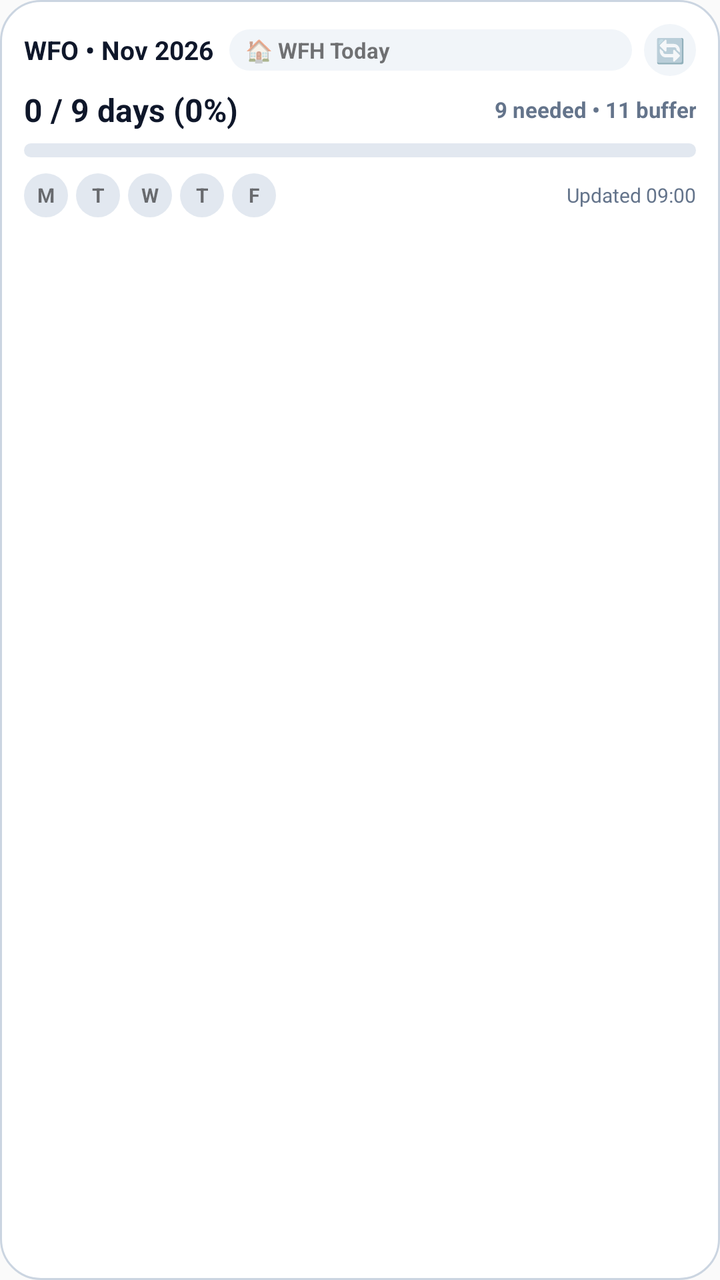
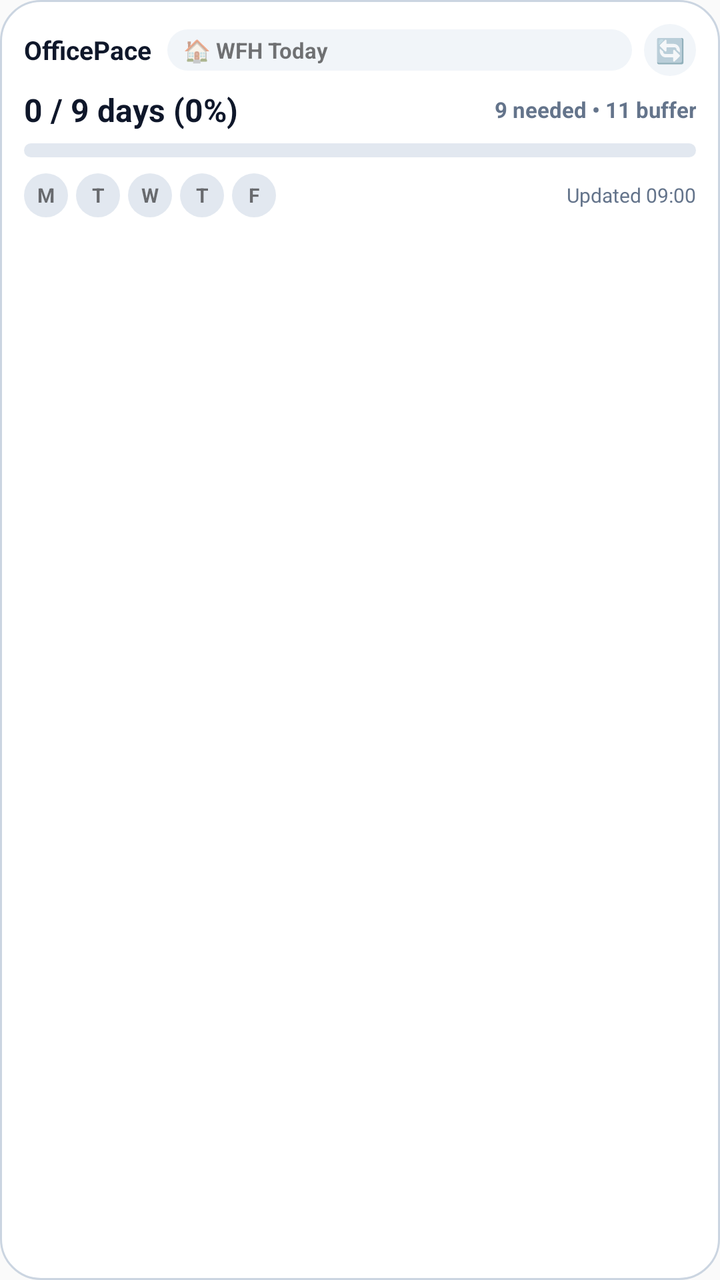

Compare the two renders of this Android layout. The source of the first and the diff that turns it into the second are given below.
<!-- AndroidManifest.xml: application theme Theme.AppCompat.DayNight.NoActionBar -->
<!-- res/layout/wfo_widget.xml -->
<?xml version="1.0" encoding="utf-8"?>
<LinearLayout xmlns:android="http://schemas.android.com/apk/res/android"
    android:id="@+id/widget_root_container"
    android:layout_width="match_parent"
    android:layout_height="wrap_content"
    android:background="@drawable/widget_card_bg"
    android:orientation="vertical"
    android:padding="12dp">

    
    <LinearLayout
        android:layout_width="match_parent"
        android:layout_height="wrap_content"
        android:gravity="center_vertical"
        android:orientation="horizontal">

        <TextView
            android:id="@+id/widget_month_title"
            android:layout_width="wrap_content"
            android:layout_height="wrap_content"
            android:maxLines="1"
            android:text="WFO • Nov 2026"
            android:textColor="@color/widget_text_primary"
            android:textSize="13sp"
            android:textStyle="bold" />

        <TextView
            android:id="@+id/widget_status_pill"
            android:layout_width="0dp"
            android:layout_height="wrap_content"
            android:layout_marginStart="8dp"
            android:layout_marginEnd="6dp"
            android:layout_weight="1"
            android:background="@drawable/widget_pill_neutral"
            android:ellipsize="end"
            android:maxLines="1"
            android:paddingStart="8dp"
            android:paddingTop="3dp"
            android:paddingEnd="8dp"
            android:paddingBottom="3dp"
            android:text="🏠 WFH Today"
            android:textSize="11sp"
            android:textStyle="bold" />

        <TextView
            android:id="@+id/widget_refresh_btn"
            android:layout_width="26dp"
            android:layout_height="26dp"
            android:background="@drawable/widget_pill_neutral"
            android:gravity="center"
            android:text="🔄"
            android:textSize="12sp" />
    </LinearLayout>

    
    <TextView
        android:id="@+id/widget_source_detail"
        android:layout_width="match_parent"
        android:layout_height="wrap_content"
        android:layout_marginTop="4dp"
        android:ellipsize="end"
        android:maxLines="1"
        android:textColor="@color/widget_text_secondary"
        android:textSize="11sp"
        android:visibility="gone" />

    
    <LinearLayout
        android:layout_width="match_parent"
        android:layout_height="wrap_content"
        android:layout_marginTop="6dp"
        android:gravity="center_vertical"
        android:orientation="horizontal">

        <TextView
            android:id="@+id/widget_hero_ratio"
            android:layout_width="wrap_content"
            android:layout_height="wrap_content"
            android:maxLines="1"
            android:text="0 / 9 days (0%)"
            android:textColor="@color/widget_text_primary"
            android:textSize="16sp"
            android:textStyle="bold" />

        <TextView
            android:id="@+id/widget_pace_text"
            android:layout_width="0dp"
            android:layout_height="wrap_content"
            android:layout_marginStart="8dp"
            android:layout_weight="1"
            android:ellipsize="end"
            android:gravity="end"
            android:maxLines="1"
            android:text="9 needed • 11 buffer"
            android:textColor="@color/widget_text_secondary"
            android:textSize="11sp"
            android:textStyle="bold" />
    </LinearLayout>

    
    <ProgressBar
        android:id="@+id/widget_progress_bar"
        style="?android:attr/progressBarStyleHorizontal"
        android:layout_width="match_parent"
        android:layout_height="7dp"
        android:layout_marginTop="6dp"
        android:max="9"
        android:progress="0"
        android:progressDrawable="@drawable/widget_progress_drawable" />

    
    <LinearLayout
        android:layout_width="match_parent"
        android:layout_height="wrap_content"
        android:layout_marginTop="8dp"
        android:gravity="center_vertical"
        android:orientation="horizontal">

        <TextView
            android:id="@+id/widget_day_mon"
            android:layout_width="22dp"
            android:layout_height="22dp"
            android:layout_marginEnd="4dp"
            android:background="@drawable/widget_day_none"
            android:gravity="center"
            android:text="M"
            android:textSize="10sp"
            android:textStyle="bold" />

        <TextView
            android:id="@+id/widget_day_tue"
            android:layout_width="22dp"
            android:layout_height="22dp"
            android:layout_marginEnd="4dp"
            android:background="@drawable/widget_day_none"
            android:gravity="center"
            android:text="T"
            android:textSize="10sp"
            android:textStyle="bold" />

        <TextView
            android:id="@+id/widget_day_wed"
            android:layout_width="22dp"
            android:layout_height="22dp"
            android:layout_marginEnd="4dp"
            android:background="@drawable/widget_day_none"
            android:gravity="center"
            android:text="W"
            android:textSize="10sp"
            android:textStyle="bold" />

        <TextView
            android:id="@+id/widget_day_thu"
            android:layout_width="22dp"
            android:layout_height="22dp"
            android:layout_marginEnd="4dp"
            android:background="@drawable/widget_day_none"
            android:gravity="center"
            android:text="T"
            android:textSize="10sp"
            android:textStyle="bold" />

        <TextView
            android:id="@+id/widget_day_fri"
            android:layout_width="22dp"
            android:layout_height="22dp"
            android:background="@drawable/widget_day_none"
            android:gravity="center"
            android:text="F"
            android:textSize="10sp"
            android:textStyle="bold" />

        <TextView
            android:id="@+id/widget_updated_time"
            android:layout_width="0dp"
            android:layout_height="wrap_content"
            android:layout_marginStart="6dp"
            android:layout_weight="1"
            android:ellipsize="end"
            android:gravity="end"
            android:maxLines="1"
            android:text="Updated 09:00"
            android:textColor="@color/widget_text_secondary"
            android:textSize="10sp" />
    </LinearLayout>
</LinearLayout>
<!-- resources referenced by this layout -->
<resources>
  <color name="widget_text_primary">#0F172A</color>
  <color name="widget_text_secondary">#64748B</color>
  <!-- drawable widget_card_bg (drawable) -->
  <?xml version="1.0" encoding="utf-8"?>
  <shape xmlns:android="http://schemas.android.com/apk/res/android" android:shape="rectangle">
      <solid android:color="@color/widget_bg" />
      <stroke android:width="1dp" android:color="@color/widget_border" />
      <corners android:radius="20dp" />
  </shape>
  <!-- drawable widget_day_none (drawable) -->
  <?xml version="1.0" encoding="utf-8"?>
  <shape xmlns:android="http://schemas.android.com/apk/res/android" android:shape="oval">
      <solid android:color="#E2E8F0" />
  </shape>
  <!-- drawable widget_pill_neutral (drawable) -->
  <?xml version="1.0" encoding="utf-8"?>
  <shape xmlns:android="http://schemas.android.com/apk/res/android" android:shape="rectangle">
      <solid android:color="#F1F5F9" />
      <corners android:radius="99dp" />
  </shape>
  <!-- drawable widget_progress_drawable (drawable) -->
  <?xml version="1.0" encoding="utf-8"?>
  <layer-list xmlns:android="http://schemas.android.com/apk/res/android">
      <item android:id="@android:id/background">
          <shape android:shape="rectangle">
              <solid android:color="#E2E8F0" />
              <corners android:radius="99dp" />
          </shape>
      </item>
      <item android:id="@android:id/progress">
          <clip>
              <shape android:shape="rectangle">
                  <solid android:color="#4F46E5" />
                  <corners android:radius="99dp" />
              </shape>
          </clip>
      </item>
  </layer-list>
  <color name="widget_bg">#FFFFFF</color>
  <color name="widget_border">#CBD5E1</color>
</resources>

<!-- the commit's change to res/layout/wfo_widget.xml (unified diff, before → after) -->
@@ -19,7 +19,7 @@
             android:layout_width="wrap_content"
             android:layout_height="wrap_content"
             android:maxLines="1"
-            android:text="WFO • Nov 2026"
+            android:text="OfficePace"
             android:textColor="@color/widget_text_primary"
             android:textSize="13sp"
             android:textStyle="bold" />
